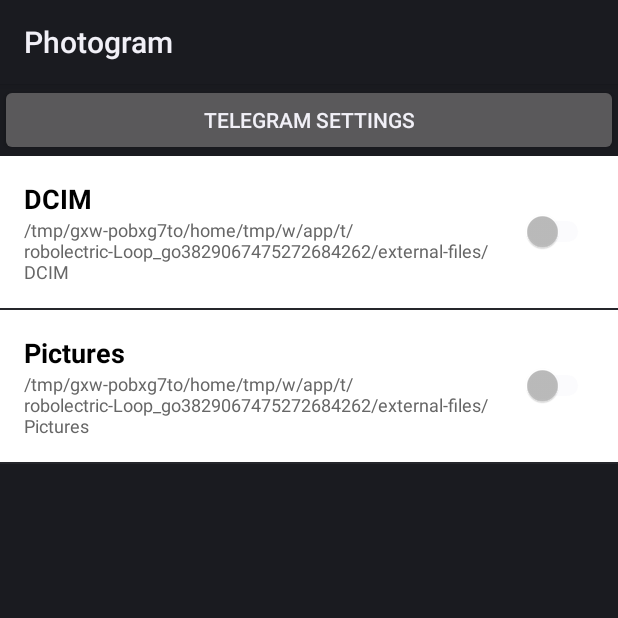
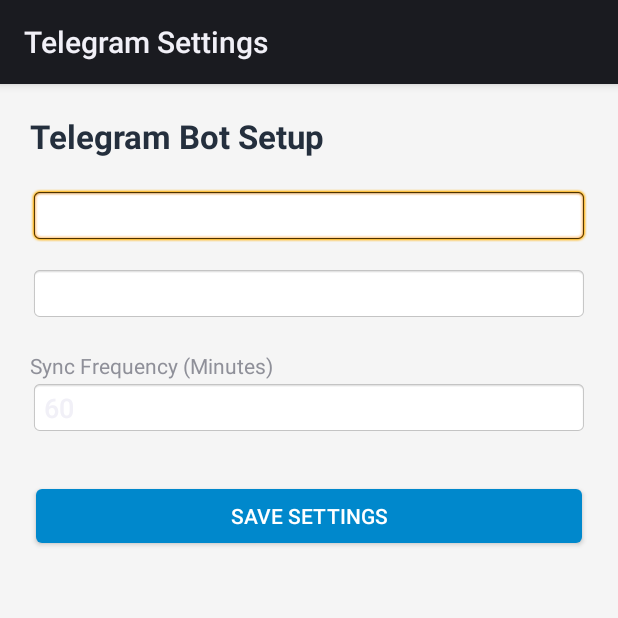
Before and after one commit to jaheen12/photogram-backup, an Android app: the screen it shows after launch (MainActivity before the commit, SettingsActivity after it), after a tap on "TELEGRAM SETTINGS", on a phone screen of 412 x 824 dp, the top half of it. Run offline under Robolectric (Android 15) with nearby library versions, the phone set to English and light mode, and no system bars.

Commit message:
Linked the settings button

```diff
--- a/app/src/main/AndroidManifest.xml
+++ b/app/src/main/AndroidManifest.xml
@@ -7,6 +7,7 @@
 <uses-permission android:name="android.permission.INTERNET" />
 
     <application android:label="Photogram">
+    <activity android:name=".SettingsActivity" android:label="Telegram Settings" />
         <activity android:name=".MainActivity" android:exported="true">
             <intent-filter>
                 <action android:name="android.intent.action.MAIN" />
--- a/app/src/main/java/com/photogram/backup/MainActivity.java
+++ b/app/src/main/java/com/photogram/backup/MainActivity.java
@@ -3,6 +3,7 @@ package com.photogram.backup;
 import android.Manifest;
 import android.app.Activity;
 import android.content.Context;
+import android.content.Intent;
 import android.content.SharedPreferences;
 import android.content.pm.PackageManager;
 import android.os.Build;
@@ -29,24 +30,26 @@ public class MainActivity extends Activity {
         prefs = getSharedPreferences("BackupPrefs", Context.MODE_PRIVATE);
         listView = findViewById(R.id.folderListView);
 
+        // --- THIS IS THE PART FROM STEP 4 ---
+        // This button now actually OPENS the settings screen
         Button btnSettings = findViewById(R.id.btnSettings);
         btnSettings.setOnClickListener(v -> {
-            Toast.makeText(this, "Settings Page Coming in Next Sprint!", Toast.LENGTH_SHORT).show();
+            Intent intent = new Intent(MainActivity.this, SettingsActivity.class);
+            startActivity(intent);
         });
+        // ------------------------------------
 
         handlePermissions();
     }
 
     private void handlePermissions() {
         if (Build.VERSION.SDK_INT >= Build.VERSION_CODES.TIRAMISU) {
-            // Android 13+ logic
             if (checkSelfPermission(Manifest.permission.READ_MEDIA_IMAGES) != PackageManager.PERMISSION_GRANTED) {
                 requestPermissions(new String[]{Manifest.permission.READ_MEDIA_IMAGES}, PERM_CODE);
             } else {
                 startAppLogic();
             }
         } else {
-            // Android 12 and below logic
             if (checkSelfPermission(Manifest.permission.READ_EXTERNAL_STORAGE) != PackageManager.PERMISSION_GRANTED) {
                 requestPermissions(new String[]{Manifest.permission.READ_EXTERNAL_STORAGE}, PERM_CODE);
             } else {
@@ -60,13 +63,12 @@ public class MainActivity extends Activity {
         if (grantResults.length > 0 && grantResults[0] == PackageManager.PERMISSION_GRANTED) {
             startAppLogic();
         } else {
-            Toast.makeText(this, "Permission Denied. Please enable in App Info.", Toast.LENGTH_LONG).show();
+            Toast.makeText(this, "Permission Denied!", Toast.LENGTH_LONG).show();
         }
     }
 
     private void startAppLogic() {
         folders.clear();
-        // Look in DCIM and Pictures
         File dcim = Environment.getExternalStoragePublicDirectory(Environment.DIRECTORY_DCIM);
         File pics = Environment.getExternalStoragePublicDirectory(Environment.DIRECTORY_PICTURES);
 
@@ -76,7 +78,6 @@ public class MainActivity extends Activity {
         setupAdapter();
     }
 
-    // This makes the app find ACTUAL folders inside DCIM (like Camera, Screenshots)
     private void addFoldersRecursive(File folder) {
         if (folder.isDirectory()) {
             folders.add(folder);
@@ -111,7 +112,6 @@ public class MainActivity extends Activity {
                 name.setText(folder.getName());
                 path.setText(folder.getAbsolutePath());
 
-                // Remove previous listener to prevent recycling bugs
                 sw.setOnCheckedChangeListener(null);
                 sw.setChecked(prefs.getBoolean(folder.getAbsolutePath(), false));
 
--- /dev/null
+++ b/app/src/main/java/com/photogram/backup/SettingsActivity.java
@@ -0,0 +1,42 @@
+package com.photogram.backup;
+
+import android.app.Activity;
+import android.content.Context;
+import android.content.SharedPreferences;
+import android.os.Bundle;
+import android.widget.Button;
+import android.widget.EditText;
+import android.widget.Toast;
+
+public class SettingsActivity extends Activity {
+    SharedPreferences prefs;
+    EditText etToken, etChatId, etInterval;
+
+    @Override
+    protected void onCreate(Bundle savedInstanceState) {
+        super.onCreate(savedInstanceState);
+        setContentView(R.layout.activity_settings);
+
+        prefs = getSharedPreferences("BackupPrefs", Context.MODE_PRIVATE);
+        etToken = findViewById(R.id.etBotToken);
+        etChatId = findViewById(R.id.etChatId);
+        etInterval = findViewById(R.id.etInterval);
+        Button btnSave = findViewById(R.id.btnSave);
+
+        // Load existing values
+        etToken.setText(prefs.getString("bot_token", ""));
+        etChatId.setText(prefs.getString("chat_id", ""));
+        etInterval.setText(String.valueOf(prefs.getInt("sync_interval", 60)));
+
+        btnSave.setOnClickListener(v -> {
+            prefs.edit()
+                .putString("bot_token", etToken.getText().toString())
+                .putString("chat_id", etChatId.getText().toString())
+                .putInt("sync_interval", Integer.parseInt(etInterval.getText().toString()))
+                .apply();
+
+            Toast.makeText(this, "Settings Saved!", Toast.LENGTH_SHORT).show();
+            finish(); // Go back to main screen
+        });
+    }
+}
--- /dev/null
+++ b/app/src/main/res/layout/activity_settings.xml
@@ -0,0 +1,58 @@
+<?xml version="1.0" encoding="utf-8"?>
+<LinearLayout xmlns:android="http://schemas.android.com/apk/res/android"
+    android:layout_width="match_parent"
+    android:layout_height="match_parent"
+    android:orientation="vertical"
+    android:padding="20dp"
+    android:background="#F5F5F5">
+
+    <TextView
+        android:layout_width="wrap_content"
+        android:layout_height="wrap_content"
+        android:text="Telegram Bot Setup"
+        android:textSize="22sp"
+        android:textStyle="bold"
+        android:textColor="#242F3D"
+        android:layout_marginBottom="20dp"/>
+
+    <EditText
+        android:id="@+id/etBotToken"
+        android:layout_width="match_parent"
+        android:layout_height="wrap_content"
+        android:hint="Bot Token (from @BotFather)"
+        android:inputType="textPassword"
+        android:background="@android:drawable/editbox_background"/>
+
+    <EditText
+        android:id="@+id/etChatId"
+        android:layout_width="match_parent"
+        android:layout_height="wrap_content"
+        android:hint="Chat ID (e.g. -100...)"
+        android:inputType="text"
+        android:layout_marginTop="15dp"
+        android:background="@android:drawable/editbox_background"/>
+
+    <TextView
+        android:layout_width="wrap_content"
+        android:layout_height="wrap_content"
+        android:text="Sync Frequency (Minutes)"
+        android:layout_marginTop="20dp"/>
+
+    <EditText
+        android:id="@+id/etInterval"
+        android:layout_width="match_parent"
+        android:layout_height="wrap_content"
+        android:hint="60"
+        android:inputType="number"
+        android:background="@android:drawable/editbox_background"/>
+
+    <Button
+        android:id="@+id/btnSave"
+        android:layout_width="match_parent"
+        android:layout_height="wrap_content"
+        android:text="SAVE SETTINGS"
+        android:layout_marginTop="30dp"
+        android:backgroundTint="#0088CC"
+        android:textColor="#FFFFFF"/>
+
+</LinearLayout>
```
